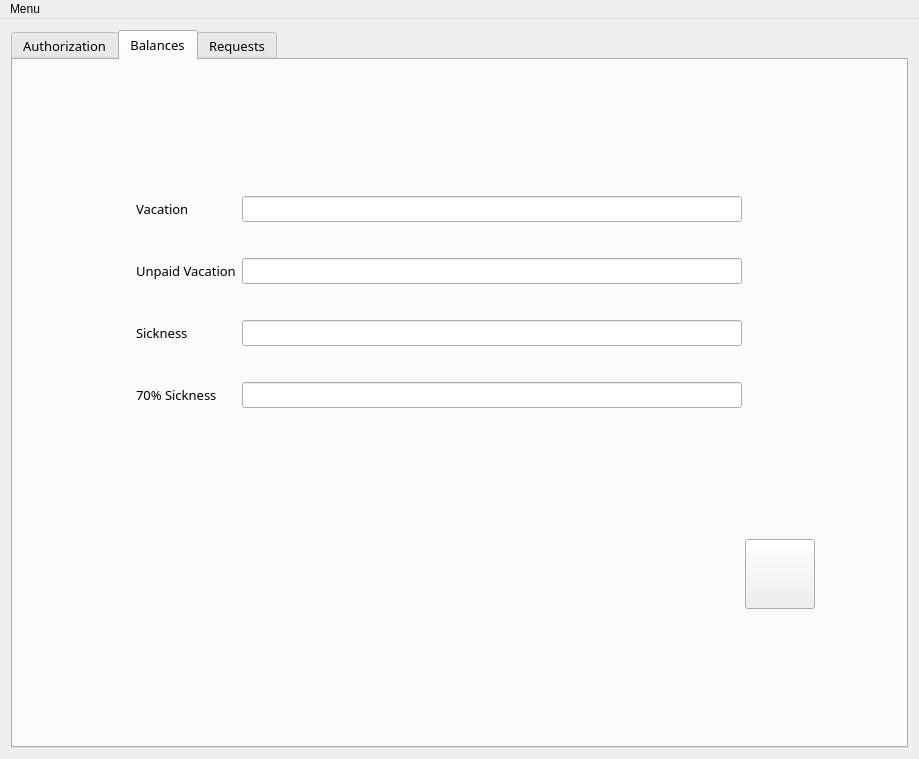
Old version of the form Svoboda_team/mainwindow.ui in the repository Svobodateam/svoboda_team.
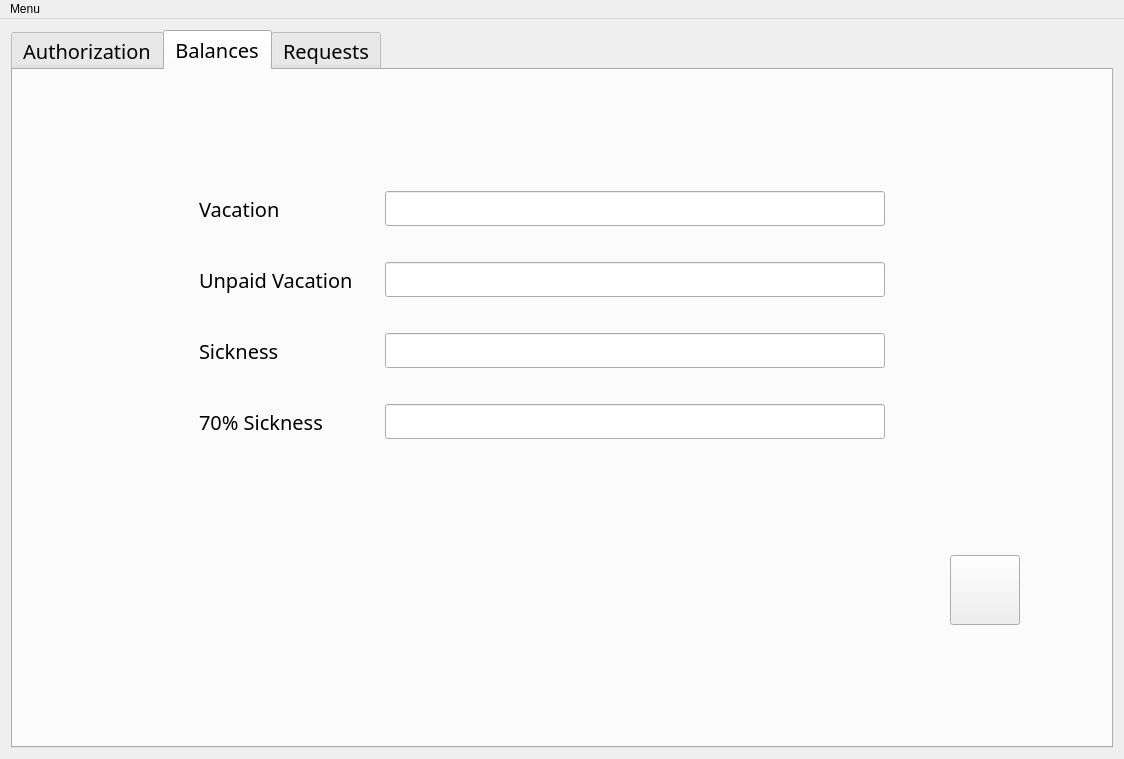
New version of the form. The open tabs and pages were chosen to show the change. Icons and pictures are not drawn.

Commit message: ST-52 -- upscaled Balance tab items

The edit to the form file:
```diff
--- a/Svoboda_team/mainwindow.ui
+++ b/Svoboda_team/mainwindow.ui
@@ -21,10 +21,16 @@
    <layout class="QGridLayout" name="gridLayout_8">
     <item row="0" column="1">
      <widget class="QTabWidget" name="tab_base">
+      <property name="minimumSize">
+       <size>
+        <width>0</width>
+        <height>30</height>
+       </size>
+      </property>
       <property name="font">
        <font>
         <family>Yu Gothic UI Semibold</family>
-        <pointsize>10</pointsize>
+        <pointsize>15</pointsize>
        </font>
       </property>
       <property name="toolTip">
@@ -325,12 +331,24 @@
                   <verstretch>0</verstretch>
                  </sizepolicy>
                 </property>
+                <property name="minimumSize">
+                 <size>
+                  <width>0</width>
+                  <height>35</height>
+                 </size>
+                </property>
                 <property name="maximumSize">
                  <size>
                   <width>500</width>
-                  <height>16777215</height>
+                  <height>34</height>
                  </size>
                 </property>
+                <property name="font">
+                 <font>
+                  <family>Yu Gothic UI Semibold</family>
+                  <pointsize>15</pointsize>
+                 </font>
+                </property>
                 <property name="readOnly">
                  <bool>true</bool>
                 </property>
@@ -346,16 +364,22 @@
                 </property>
                 <property name="minimumSize">
                  <size>
-                  <width>40</width>
-                  <height>0</height>
+                  <width>180</width>
+                  <height>35</height>
                  </size>
                 </property>
                 <property name="maximumSize">
                  <size>
-                  <width>100</width>
-                  <height>16777215</height>
+                  <width>180</width>
+                  <height>35</height>
                  </size>
                 </property>
+                <property name="font">
+                 <font>
+                  <family>Yu Gothic UI Semibold</family>
+                  <pointsize>15</pointsize>
+                 </font>
+                </property>
                 <property name="text">
                  <string>Unpaid Vacation</string>
                 </property>
@@ -391,16 +415,22 @@
                 </property>
                 <property name="minimumSize">
                  <size>
-                  <width>40</width>
-                  <height>0</height>
+                  <width>180</width>
+                  <height>35</height>
                  </size>
                 </property>
                 <property name="maximumSize">
                  <size>
-                  <width>100</width>
-                  <height>16777215</height>
+                  <width>180</width>
+                  <height>35</height>
                  </size>
                 </property>
+                <property name="font">
+                 <font>
+                  <family>Yu Gothic UI Semibold</family>
+                  <pointsize>15</pointsize>
+                 </font>
+                </property>
                 <property name="text">
                  <string>Vacation</string>
                 </property>
@@ -414,12 +444,24 @@
                   <verstretch>0</verstretch>
                  </sizepolicy>
                 </property>
+                <property name="minimumSize">
+                 <size>
+                  <width>0</width>
+                  <height>35</height>
+                 </size>
+                </property>
                 <property name="maximumSize">
                  <size>
                   <width>500</width>
-                  <height>16777215</height>
+                  <height>34</height>
                  </size>
                 </property>
+                <property name="font">
+                 <font>
+                  <family>Yu Gothic UI Semibold</family>
+                  <pointsize>15</pointsize>
+                 </font>
+                </property>
                 <property name="readOnly">
                  <bool>true</bool>
                 </property>
@@ -439,16 +481,22 @@
                 </property>
                 <property name="minimumSize">
                  <size>
-                  <width>40</width>
-                  <height>0</height>
+                  <width>180</width>
+                  <height>35</height>
                  </size>
                 </property>
                 <property name="maximumSize">
                  <size>
-                  <width>100</width>
-                  <height>16777215</height>
+                  <width>180</width>
+                  <height>35</height>
                  </size>
                 </property>
+                <property name="font">
+                 <font>
+                  <family>Yu Gothic UI Semibold</family>
+                  <pointsize>15</pointsize>
+                 </font>
+                </property>
                 <property name="text">
                  <string>70% Sickness</string>
                 </property>
@@ -462,12 +510,24 @@
                   <verstretch>0</verstretch>
                  </sizepolicy>
                 </property>
+                <property name="minimumSize">
+                 <size>
+                  <width>0</width>
+                  <height>35</height>
+                 </size>
+                </property>
                 <property name="maximumSize">
                  <size>
                   <width>500</width>
-                  <height>16777215</height>
+                  <height>34</height>
                  </size>
                 </property>
+                <property name="font">
+                 <font>
+                  <family>Yu Gothic UI Semibold</family>
+                  <pointsize>15</pointsize>
+                 </font>
+                </property>
                 <property name="readOnly">
                  <bool>true</bool>
                 </property>
@@ -503,16 +563,22 @@
                 </property>
                 <property name="minimumSize">
                  <size>
-                  <width>40</width>
-                  <height>0</height>
+                  <width>180</width>
+                  <height>35</height>
                  </size>
                 </property>
                 <property name="maximumSize">
                  <size>
-                  <width>100</width>
-                  <height>16777215</height>
+                  <width>180</width>
+                  <height>35</height>
                  </size>
                 </property>
+                <property name="font">
+                 <font>
+                  <family>Yu Gothic UI Semibold</family>
+                  <pointsize>15</pointsize>
+                 </font>
+                </property>
                 <property name="text">
                  <string>Sickness</string>
                 </property>
@@ -526,12 +592,24 @@
                   <verstretch>0</verstretch>
                  </sizepolicy>
                 </property>
+                <property name="minimumSize">
+                 <size>
+                  <width>0</width>
+                  <height>35</height>
+                 </size>
+                </property>
                 <property name="maximumSize">
                  <size>
                   <width>500</width>
-                  <height>16777215</height>
+                  <height>34</height>
                  </size>
                 </property>
+                <property name="font">
+                 <font>
+                  <family>Yu Gothic UI Semibold</family>
+                  <pointsize>15</pointsize>
+                 </font>
+                </property>
                 <property name="readOnly">
                  <bool>true</bool>
                 </property>
```
